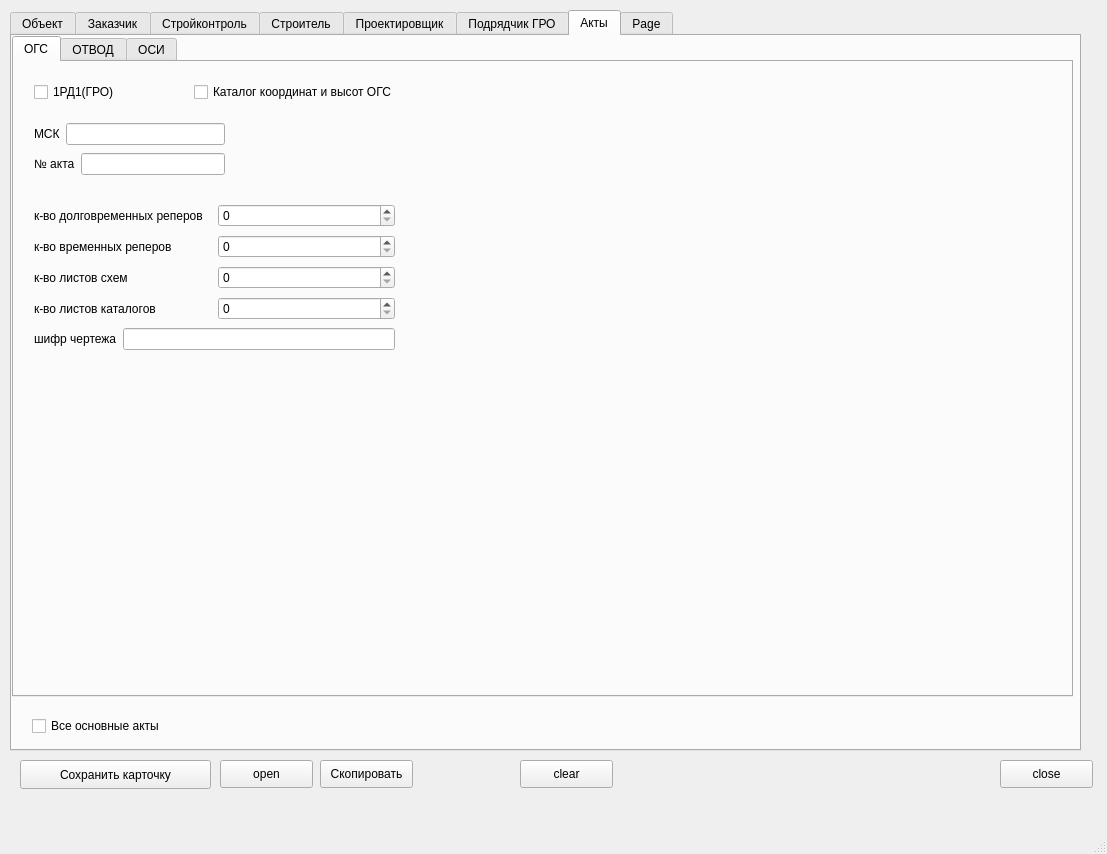
This is form/GRO.ui in SerNikOv/GRO as Qt 5 draws it before an edit. The edited form follows.
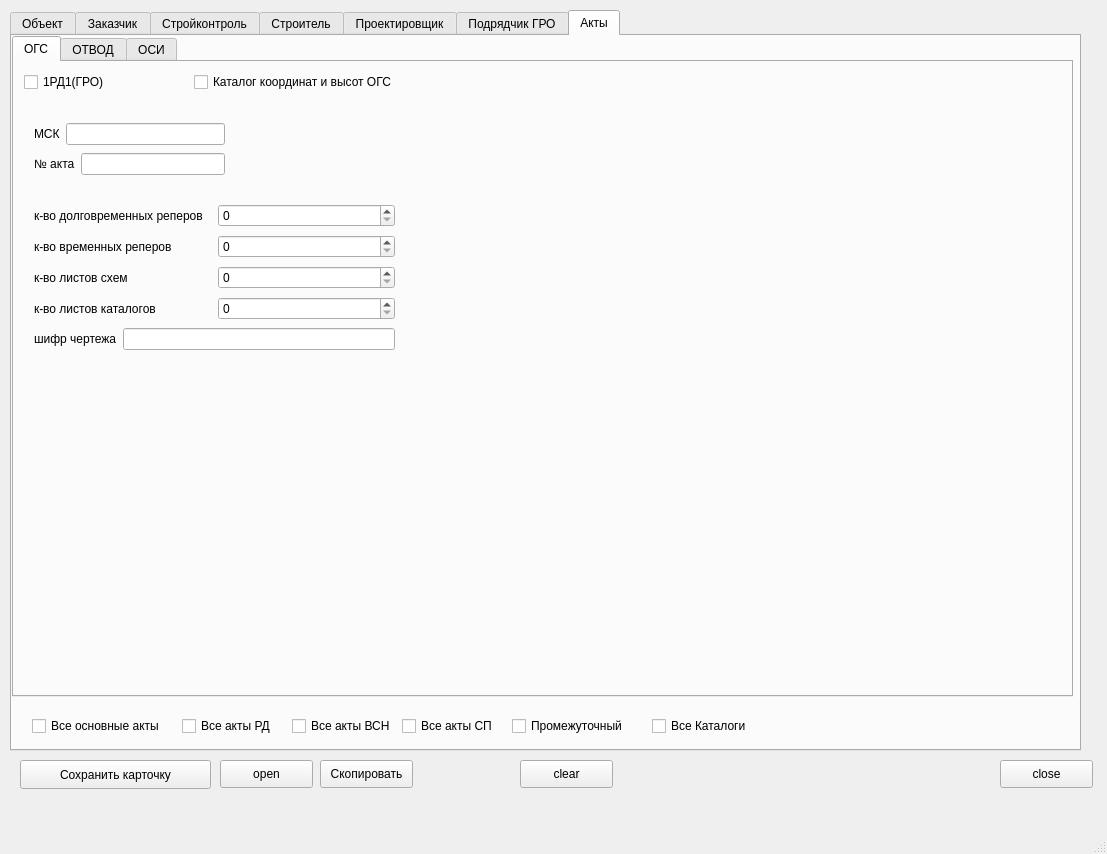
This is the edited form. The open tabs and pages were chosen to show the change. Icons and pictures are not drawn.

What changed in the file:
```diff
--- a/form/GRO.ui
+++ b/form/GRO.ui
@@ -1732,8 +1732,8 @@
        <widget class="QCheckBox" name="CheckBoxRD1">
         <property name="geometry">
          <rect>
-          <x>20</x>
-          <y>20</y>
+          <x>10</x>
+          <y>10</y>
           <width>101</width>
           <height>20</height>
          </rect>
@@ -1746,7 +1746,7 @@
         <property name="geometry">
          <rect>
           <x>180</x>
-          <y>20</y>
+          <y>10</y>
           <width>221</width>
           <height>20</height>
          </rect>
@@ -3529,11 +3529,71 @@
        <string>Все основные акты</string>
       </property>
      </widget>
-    </widget>
-    <widget class="QWidget" name="tab_15">
-     <attribute name="title">
-      <string>Page</string>
-     </attribute>
+     <widget class="QCheckBox" name="CheckBoxALLRD">
+      <property name="geometry">
+       <rect>
+        <x>170</x>
+        <y>680</y>
+        <width>101</width>
+        <height>20</height>
+       </rect>
+      </property>
+      <property name="text">
+       <string>Все акты РД</string>
+      </property>
+     </widget>
+     <widget class="QCheckBox" name="CheckBoxALLVSN">
+      <property name="geometry">
+       <rect>
+        <x>280</x>
+        <y>680</y>
+        <width>101</width>
+        <height>20</height>
+       </rect>
+      </property>
+      <property name="text">
+       <string>Все акты ВСН</string>
+      </property>
+     </widget>
+     <widget class="QCheckBox" name="CheckBoxALLSP">
+      <property name="geometry">
+       <rect>
+        <x>390</x>
+        <y>680</y>
+        <width>101</width>
+        <height>20</height>
+       </rect>
+      </property>
+      <property name="text">
+       <string>Все акты СП</string>
+      </property>
+     </widget>
+     <widget class="QCheckBox" name="CheckBoxALLKAT">
+      <property name="geometry">
+       <rect>
+        <x>640</x>
+        <y>680</y>
+        <width>101</width>
+        <height>20</height>
+       </rect>
+      </property>
+      <property name="text">
+       <string>Все Каталоги</string>
+      </property>
+     </widget>
+     <widget class="QCheckBox" name="CheckBoxPromezh">
+      <property name="geometry">
+       <rect>
+        <x>500</x>
+        <y>680</y>
+        <width>131</width>
+        <height>20</height>
+       </rect>
+      </property>
+      <property name="text">
+       <string>Промежуточный</string>
+      </property>
+     </widget>
     </widget>
    </widget>
    <widget class="QPushButton" name="pushButtonOpenini">
```
Left out of the diff: 7 changed lines with no effect on the pictures.
